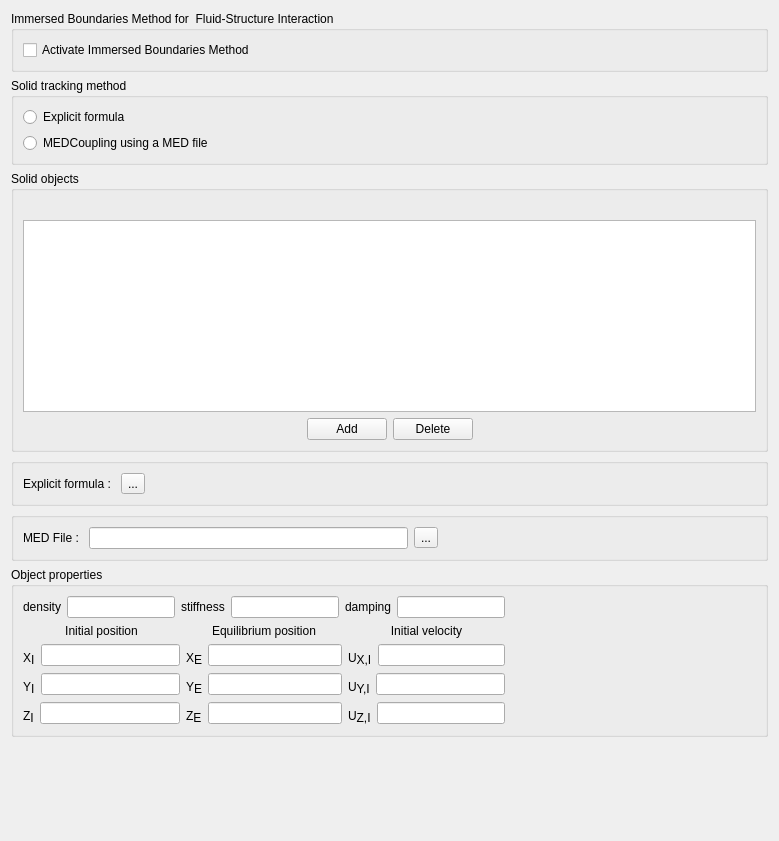
The window that gui/Pages/ImmersedBoundariesNeptune.ui (code-saturne/code_saturne) describes before a commit, drawn with Qt 5.
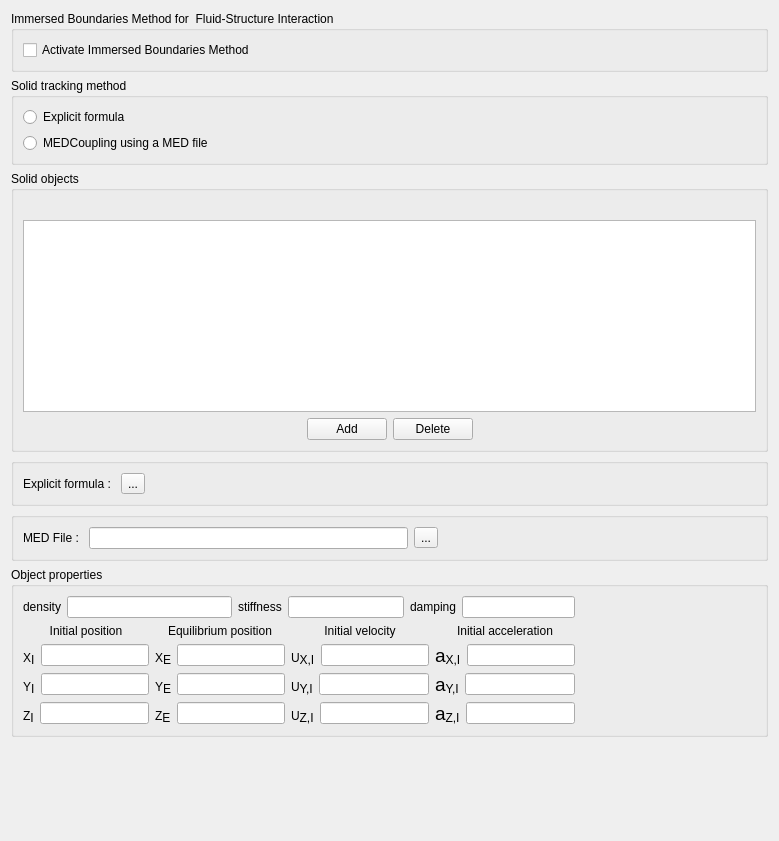
The same window after the commit.

Commit message: GUI update for Immersed boundaries page

Diff of the .ui file:
```diff
--- a/gui/Pages/ImmersedBoundariesNeptune.ui
+++ b/gui/Pages/ImmersedBoundariesNeptune.ui
@@ -351,9 +351,6 @@
                 </item>
                </layout>
               </item>
-              <item>
-               <layout class="QHBoxLayout" name="horizontalLayout_2"/>
-              </item>
               <item>
                <layout class="QVBoxLayout" name="verticalLayout_6">
                 <item>
@@ -410,9 +407,6 @@
                 </item>
                </layout>
               </item>
-              <item>
-               <layout class="QHBoxLayout" name="horizontalLayout_20"/>
-              </item>
               <item>
                <layout class="QVBoxLayout" name="verticalLayout_5">
                 <item>
@@ -432,6 +426,9 @@
                     <property name="text">
                      <string>&lt;html&gt;&lt;head/&gt;&lt;body&gt;&lt;p&gt;U&lt;span style=&quot; font-size:14pt; vertical-align:sub;&quot;&gt;X,I&lt;/span&gt;&lt;/p&gt;&lt;/body&gt;&lt;/html&gt;</string>
                     </property>
+                    <property name="alignment">
+                     <set>Qt::AlignLeading|Qt::AlignLeft|Qt::AlignVCenter</set>
+                    </property>
                    </widget>
                   </item>
                   <item>
@@ -469,6 +466,62 @@
                 </item>
                </layout>
               </item>
+              <item>
+               <layout class="QVBoxLayout" name="verticalLayout_9">
+                <item>
+                 <widget class="QLabel" name="label_18">
+                  <property name="text">
+                   <string>Initial acceleration</string>
+                  </property>
+                  <property name="alignment">
+                   <set>Qt::AlignCenter</set>
+                  </property>
+                 </widget>
+                </item>
+                <item>
+                 <layout class="QHBoxLayout" name="horizontalLayout_23">
+                  <item>
+                   <widget class="QLabel" name="label_19">
+                    <property name="text">
+                     <string>&lt;html&gt;&lt;head/&gt;&lt;body&gt;&lt;p&gt;&lt;span style=&quot; font-size:14pt;&quot;&gt;a&lt;/span&gt;&lt;span style=&quot; font-size:14pt; vertical-align:sub;&quot;&gt;X,I&lt;/span&gt;&lt;/p&gt;&lt;/body&gt;&lt;/html&gt;</string>
+                    </property>
+                   </widget>
+                  </item>
+                  <item>
+                   <widget class="QLineEdit" name="lineEditAccXInit"/>
+                  </item>
+                 </layout>
+                </item>
+                <item>
+                 <layout class="QHBoxLayout" name="horizontalLayout_20">
+                  <item>
+                   <widget class="QLabel" name="label_20">
+                    <property name="text">
+                     <string>&lt;html&gt;&lt;head/&gt;&lt;body&gt;&lt;p&gt;&lt;span style=&quot; font-size:14pt;&quot;&gt;a&lt;/span&gt;&lt;span style=&quot; font-size:14pt; vertical-align:sub;&quot;&gt;Y,I&lt;/span&gt;&lt;/p&gt;&lt;/body&gt;&lt;/html&gt;</string>
+                    </property>
+                   </widget>
+                  </item>
+                  <item>
+                   <widget class="QLineEdit" name="lineEditAccYInit"/>
+                  </item>
+                 </layout>
+                </item>
+                <item>
+                 <layout class="QHBoxLayout" name="horizontalLayout_2">
+                  <item>
+                   <widget class="QLabel" name="label_21">
+                    <property name="text">
+                     <string>&lt;html&gt;&lt;head/&gt;&lt;body&gt;&lt;p&gt;&lt;span style=&quot; font-size:14pt;&quot;&gt;a&lt;/span&gt;&lt;span style=&quot; font-size:14pt; vertical-align:sub;&quot;&gt;Z,I&lt;/span&gt;&lt;/p&gt;&lt;/body&gt;&lt;/html&gt;</string>
+                    </property>
+                   </widget>
+                  </item>
+                  <item>
+                   <widget class="QLineEdit" name="lineEditAccZInit"/>
+                  </item>
+                 </layout>
+                </item>
+               </layout>
+              </item>
              </layout>
             </item>
            </layout>
```
The commit also changes 1 other file.
